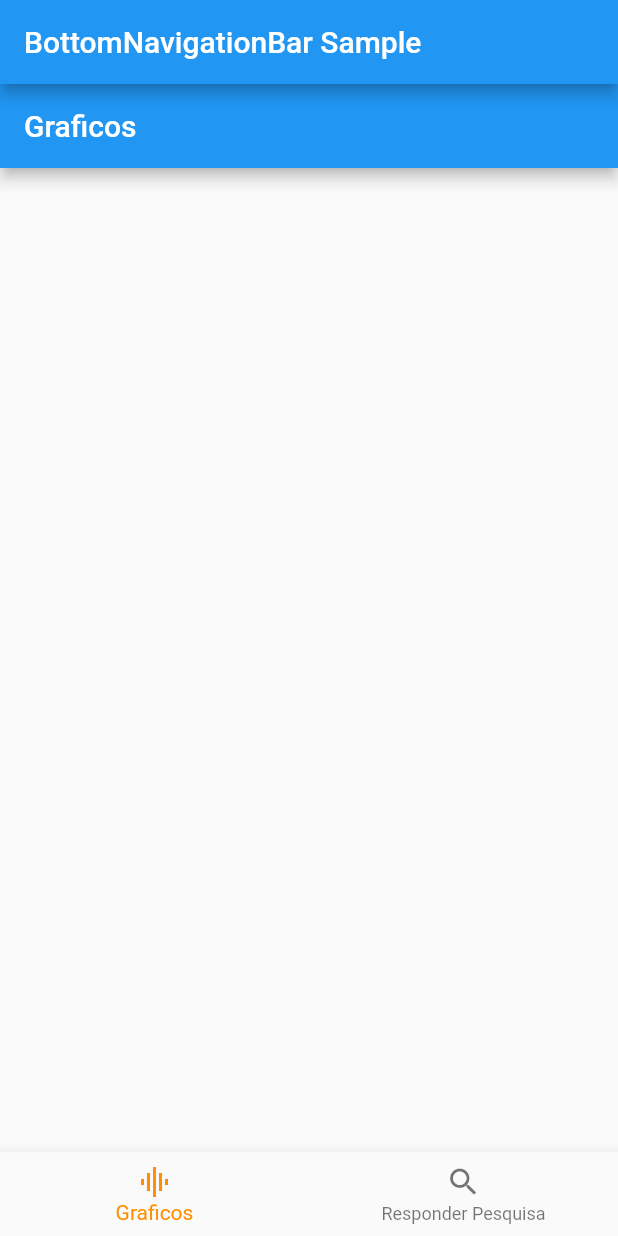
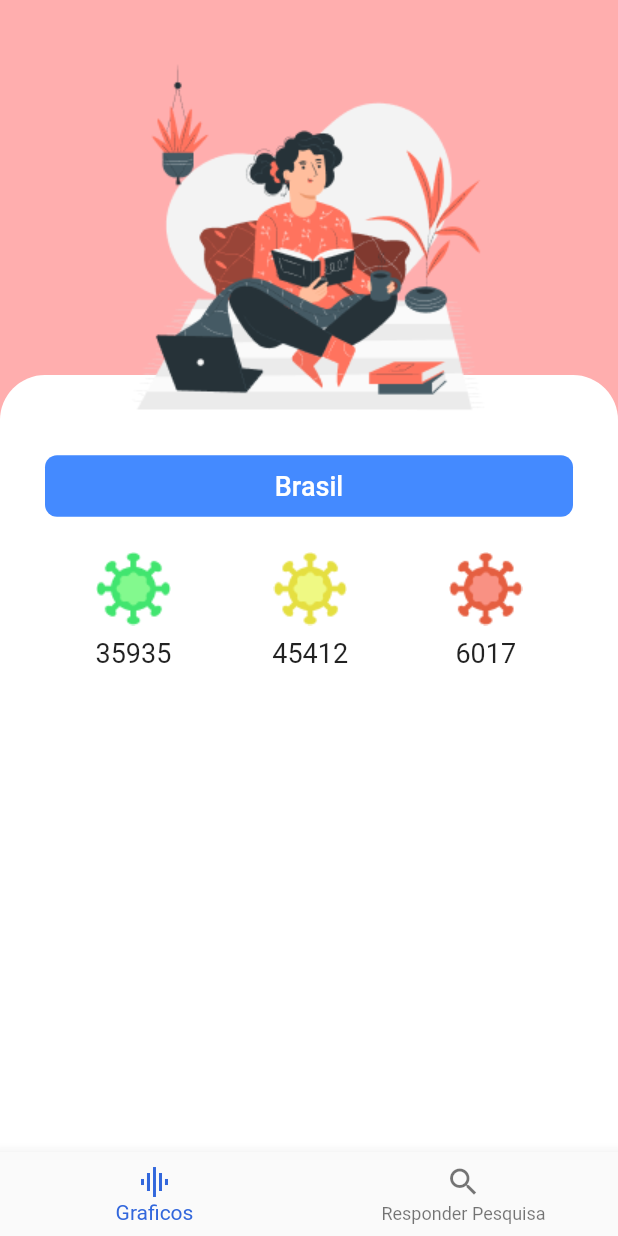
Before and after one commit to awybin/FlutterT1, a Flutter app: the screen it shows after launch, on a phone screen of 412 x 824 dp. Run offline on Flutter 3.47's test engine with Material 2 defaults, Android fonts, the light colour scheme and no system bars.

Commit message:
create intro page and main page

```diff
--- /dev/null
+++ b/flutter_t1/lib/color_palette.dart
@@ -0,0 +1,13 @@
+import 'package:flutter/material.dart';
+
+// Each color should have 4 bytes, and the first byte represents the opacity
+// To make it opaque we should use 0xFF and then add the 3 bytes of the color hex
+class ColorPalette extends MaterialColor {
+  static const primaryBlue = Color(0xFF407BFF);
+  static const secondaryBlue = Color(0xFF3267DC);
+  static const primaryRed = Color(0xFFFB654E);
+  static const secondaryRed = Color(0xFFD95643);
+  static const backgroundRed = Color(0xFFFFAEAE);
+
+  ColorPalette(int primary, Map<int, Color> swatch) : super(primary, swatch);
+}
--- a/flutter_t1/lib/graficos.dart
+++ b/flutter_t1/lib/graficos.dart
@@ -1,21 +1,109 @@
+import 'package:flutter/cupertino.dart';
 import 'package:flutter/material.dart';
 
-class GraficosMain extends StatelessWidget{
+import 'color_palette.dart';
+
+class GraficosMain extends StatelessWidget {
+  @override
+  Widget build(BuildContext context) {
+    return Scaffold(
+        backgroundColor: ColorPalette.backgroundRed,
+        body: Stack(
+          alignment: Alignment.topCenter,
+          children: <Widget>[
+            Container(
+              margin: EdgeInsets.only(top: 250),
+              decoration: new BoxDecoration(
+                color: Colors.white,
+                borderRadius: new BorderRadius.only(
+                  topLeft: const Radius.circular(30.0),
+                  topRight: const Radius.circular(30.0),
+                ),
+              ),
+              child: Padding(
+                padding: const EdgeInsets.all(30.0),
+                child: Column(
+                  children: <Widget>[
+                    Container(
+                      margin: EdgeInsets.symmetric(vertical: 20.0),
+                      width: MediaQuery.of(context).size.width,
+                      child: FlatButton(
+                        padding: EdgeInsets.all(10.0),
+                        disabledColor: Colors.blueAccent,
+                        child: Text(
+                          'Brasil',
+                          style: TextStyle(fontSize: 18.0, color: Colors.white),
+                        ),
+                        color: Colors.blueAccent,
+                        shape: RoundedRectangleBorder(
+                          borderRadius: new BorderRadius.circular(8.0),
+                        ),
+                        onPressed: () {
+                          showModalBottomSheet(
+                              context: context,
+                              builder: (BuildContext builder) {
+                                return CupertinoPicker(
+                                  magnification: 1,
+                                  itemExtent: 40,
+                                  children: <Widget>[
+                                    Center(child: Text('Brasil')),
+                                    Center(child: Text('Estados Unidos'))
+                                  ],
+                                );
+                              });
+                        },
+                      ),
+                    ),
+                    Row(
+                      children: <Widget>[
+                        CasesCounter(type: 'recovered', cases: 35935),
+                        CasesCounter(type: 'active', cases: 45412),
+                        CasesCounter(type: 'fatal', cases: 6017)
+                      ],
+                      mainAxisAlignment: MainAxisAlignment.spaceAround,
+                    )
+                  ],
+                ),
+              ),
+            ),
+            Container(
+              margin: EdgeInsets.only(top: 40.0),
+              child: Image(
+                image: AssetImage('assets/images/GirlReading.png'),
+              ),
+            )
+          ],
+        ));
+  }
+}
+
+class CasesCounter extends StatelessWidget {
+  final String type;
+  final int cases;
+
+  final _typeColor = {
+    'active': 'YellowCorona.png',
+    'recovered': 'GreenCorona.png',
+    'fatal': 'RedCorona.png',
+  };
+
+  CasesCounter({this.type, this.cases});
 
   @override
   Widget build(BuildContext context) {
-    return Scaffold(
-      appBar: AppBar(
-        title: Text("Graficos"),
-      ),
-      body: Center(
-        child: Column(
-          mainAxisAlignment: MainAxisAlignment.center,
-          children: <Widget>[
-
-          ],
+    return Column(
+      children: <Widget>[
+        Image(
+          image: AssetImage('assets/images/' + this._typeColor[type]),
         ),
-      ),
+        Padding(
+          padding: const EdgeInsets.only(top: 8.0),
+          child: Text(
+            this.cases.toString(),
+            style: TextStyle(fontSize: 18),
+          ),
+        ),
+      ],
     );
   }
 }
--- a/flutter_t1/lib/main.dart
+++ b/flutter_t1/lib/main.dart
@@ -1,4 +1,5 @@
 import 'package:flutter/material.dart';
+import 'package:flutter_t1/color_palette.dart';
 import 'package:flutter_t1/graficos.dart';
 import 'package:flutter_t1/pesquisa.dart';
 
@@ -13,7 +14,7 @@ class MyApp extends StatelessWidget {
       theme: ThemeData(
         primarySwatch: Colors.blue,
       ),
-      home: MyHomePage(title: 'Flutter Demo Home Page'),
+      home: MyHomePage(),
     );
   }
 }
@@ -28,9 +29,9 @@ class MyHomePage extends StatefulWidget {
 }
 
 class _MyHomePageState extends State<MyHomePage> {
-
   int _selectedIndex = 0;
-static const TextStyle optionStyle = TextStyle(fontSize: 30, fontWeight: FontWeight.bold);
+  static const TextStyle optionStyle =
+      TextStyle(fontSize: 30, fontWeight: FontWeight.bold);
   static List<Widget> _widgetOptions = <Widget>[
     GraficosMain(),
     App(),
@@ -45,9 +46,6 @@ void _onItemTapped(int index) {
   @override
   Widget build(BuildContext context) {
     return Scaffold(
-    appBar: AppBar(
-      title: const Text('BottomNavigationBar Sample'),
-    ),
       body: Center(
         child: _widgetOptions.elementAt(_selectedIndex),
       ),
@@ -63,7 +61,7 @@ Widget build(BuildContext context) {
           ),
         ],
         currentIndex: _selectedIndex,
-      selectedItemColor: Colors.amber[800],
+        selectedItemColor: ColorPalette.secondaryBlue,
         onTap: _onItemTapped,
       ),
     );
```
Also changed, not shown: flutter_t1/lib/introducao.dart (added, +77 -0 lines), flutter_t1/lib/pesquisa.dart (+97 -85 lines), flutter_t1/pubspec.yaml (+6 -17 lines), flutter_t1/assets/fonts/Beattingvile.ttf (added), flutter_t1/assets/images/GirlReading.png (added), flutter_t1/assets/images/GreenCorona.png (added), flutter_t1/assets/images/RedCorona.png (added), flutter_t1/assets/images/YellowCorona.png (added), flutter_t1/assets/images/creativity.gif (added). Lines whose indentation alone changed are shown as unchanged.
